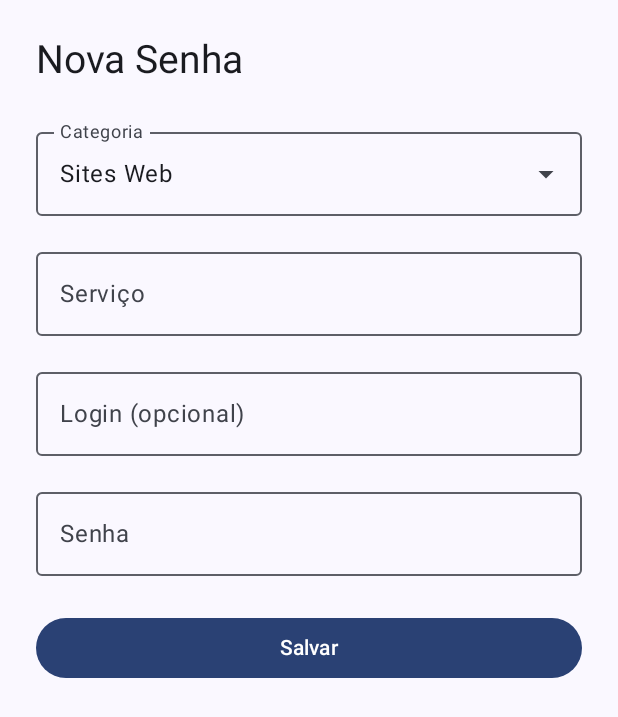
After one commit to Mansurz1n/PI-3-Turma4-1, an Android app built with Jetpack Compose: the AddPasswordScreen screen opened through its navigation route, on a phone screen of 412 x 824 dp. The commit adds this screen. Shown: the top 717 px of the screen. Run offline under Robolectric (Android 15) with nearby library versions, the phone set to English and light mode, and no system bars; our stand-ins replace Firebase (no records; nobody signed in at launch, a user with empty details on screens opened directly).

Commit message:
adicionar senha
adicionei a função de adicionar senha, falta algumas coisas ainda mas ta praticamente pronto

```diff
--- a/SuperID/app/src/main/java/br/edu/puc/superid/MainActivity.kt
+++ b/SuperID/app/src/main/java/br/edu/puc/superid/MainActivity.kt
@@ -21,6 +21,7 @@
     import androidx.navigation.compose.composable
     import androidx.navigation.compose.rememberNavController
     import androidx.navigation.navArgument
+    import br.edu.puc.superid.ui.AddPasswordScreen
     import br.edu.puc.superid.ui.HomeScreen
     import br.edu.puc.superid.ui.IntroScreen
     import br.edu.puc.superid.ui.LoginScreen
@@ -71,6 +72,10 @@
                             composable("home") {
                                 HomeScreen(navController)
                             }
+                            composable("addPassword") {
+                                AddPasswordScreen(navController)
+                            }
+
                         }
                     }
                 }
--- /dev/null
+++ b/SuperID/app/src/main/java/br/edu/puc/superid/ui/AddPasswordScreen.kt
@@ -0,0 +1,160 @@
+package br.edu.puc.superid.ui
+
+import android.widget.Toast
+import android.util.Base64
+import androidx.compose.foundation.layout.*
+import androidx.compose.foundation.text.KeyboardOptions
+import androidx.compose.material3.Button
+import androidx.compose.material3.DropdownMenuItem
+import androidx.compose.material3.ExperimentalMaterial3Api
+import androidx.compose.material3.ExposedDropdownMenuBox
+import androidx.compose.material3.ExposedDropdownMenuDefaults
+import androidx.compose.material3.MaterialTheme
+import androidx.compose.material3.OutlinedTextField
+import androidx.compose.material3.Text
+import androidx.compose.runtime.*
+import androidx.compose.ui.Modifier
+import androidx.compose.ui.platform.LocalContext
+import androidx.compose.ui.text.input.KeyboardType
+import androidx.compose.ui.text.input.PasswordVisualTransformation
+import androidx.compose.ui.unit.dp
+import androidx.compose.ui.unit.sp
+import androidx.navigation.NavController
+import com.google.firebase.auth.FirebaseAuth
+import com.google.firebase.firestore.ktx.firestore
+import com.google.firebase.ktx.Firebase
+import java.security.SecureRandom
+
+@OptIn(ExperimentalMaterial3Api::class)
+@Composable
+fun AddPasswordScreen(navController: NavController) {
+    val context = LocalContext.current
+    val uid = FirebaseAuth.getInstance().currentUser?.uid ?: return
+
+    // Estado dos campos
+    var category by remember { mutableStateOf("Sites Web") }
+    val categories = listOf("Sites Web", "Aplicativos", "Teclados de Acesso Físico")
+    var expanded by remember { mutableStateOf(false) }
+
+    var serviceName by remember { mutableStateOf("") }
+    var login by remember { mutableStateOf("") }
+    var password by remember { mutableStateOf("") }
+
+    Column(
+        modifier = Modifier
+            .fillMaxSize()
+            .padding(24.dp),
+        verticalArrangement = Arrangement.Top
+    ) {
+        Text(
+            text = "Nova Senha",
+            style = MaterialTheme.typography.headlineSmall.copy(fontSize = 26.sp),
+            modifier = Modifier.padding(bottom = 24.dp)
+        )
+
+        // Categoria
+        ExposedDropdownMenuBox(
+            expanded = expanded,
+            onExpandedChange = { expanded = !expanded }
+        ) {
+            OutlinedTextField(
+                value = category,
+                onValueChange = {},
+                readOnly = true,
+                label = { Text("Categoria") },
+                trailingIcon = { ExposedDropdownMenuDefaults.TrailingIcon(expanded = expanded) },
+                modifier = Modifier
+                    .fillMaxWidth()
+                    .menuAnchor()
+            )
+            ExposedDropdownMenu(
+                expanded = expanded,
+                onDismissRequest = { expanded = false }
+            ) {
+                categories.forEach { option ->
+                    DropdownMenuItem(
+                        text = { Text(option) },
+                        onClick = {
+                            category = option
+                            expanded = false
+                        }
+                    )
+                }
+            }
+        }
+
+        Spacer(modifier = Modifier.height(16.dp))
+
+        // Nome do serviço
+        OutlinedTextField(
+            value = serviceName,
+            onValueChange = { serviceName = it },
+            label = { Text("Serviço") },
+            modifier = Modifier.fillMaxWidth()
+        )
+
+        Spacer(modifier = Modifier.height(16.dp))
+
+        // Login (opcional)
+        OutlinedTextField(
+            value = login,
+            onValueChange = { login = it },
+            label = { Text("Login (opcional)") },
+            modifier = Modifier.fillMaxWidth()
+        )
+
+        Spacer(modifier = Modifier.height(16.dp))
+
+        // Senha (texto puro)
+        OutlinedTextField(
+            value = password,
+            onValueChange = { password = it },
+            label = { Text("Senha") },
+            visualTransformation = PasswordVisualTransformation(),
+            keyboardOptions = KeyboardOptions(keyboardType = KeyboardType.Password),
+            modifier = Modifier.fillMaxWidth()
+        )
+
+        Spacer(modifier = Modifier.height(24.dp))
+
+        // Botão Salvar
+        Button(
+            onClick = {
+                if (serviceName.isBlank() || password.isBlank()) {
+                    Toast.makeText(context, "Serviço e senha são obrigatórios", Toast.LENGTH_SHORT).show()
+                    return@Button
+                }
+                // Gera accessToken de 256 chars em Base64
+                val tokenBytes = ByteArray(192)
+                SecureRandom().nextBytes(tokenBytes)
+                val accessToken = Base64.encodeToString(tokenBytes, Base64.NO_WRAP)
+
+                // Monta o objeto com senha em texto puro
+                val entry = mapOf(
+                    "categoria" to category,
+                    "servico" to serviceName,
+                    "login" to login,
+                    "senha" to password,        // **sem criptografia por enquanto**
+                    "accessToken" to accessToken
+                )
+
+                // Salva no Firestore
+                val db = Firebase.firestore
+                db.collection("usuarios")
+                    .document(uid)
+                    .collection("senhas")
+                    .add(entry)
+                    .addOnSuccessListener {
+                        Toast.makeText(context, "Senha cadastrada!", Toast.LENGTH_SHORT).show()
+                        navController.popBackStack() // volta pro Home
+                    }
+                    .addOnFailureListener { e ->
+                        Toast.makeText(context, "Erro: ${e.message}", Toast.LENGTH_LONG).show()
+                    }
+            },
+            modifier = Modifier.fillMaxWidth()
+        ) {
+            Text("Salvar")
+        }
+    }
+}
--- a/SuperID/app/src/main/java/br/edu/puc/superid/ui/HomeScreen.kt
+++ b/SuperID/app/src/main/java/br/edu/puc/superid/ui/HomeScreen.kt
@@ -36,8 +36,8 @@ fun HomeScreen(navController: NavController) {
                 Button(onClick = { /* TODO: abrir scanner QR Code */ }) {
                     Text("QR Code")
                 }
-                Button(onClick = { /* TODO: adicionar nova senha */ }) {
-                    Text("Adicionar")
+                Button(onClick = { navController.navigate("addPassword") }) {
+                    Text("Adicionar Senha")
                 }
             }
         },
```
